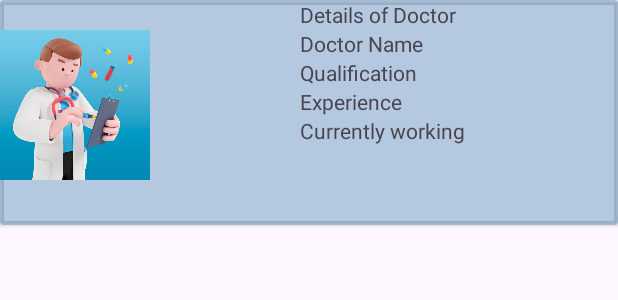
After one commit to Taniya570/MedEase, an Android app: the layout fragment_doctordetail.xml on its own in the app's theme, with its tools: preview values and no code run, on a phone screen of 412 x 824 dp. The commit adds this screen. Shown: the top 300 px of the screen. Run offline under Robolectric (Android 15) with nearby library versions, the light colour scheme and no system bars.

Commit message:
detail
details of doctor

```diff
--- a/app/src/main/java/com/example/medease/fragments/DoctorFragment.kt
+++ b/app/src/main/java/com/example/medease/fragments/DoctorFragment.kt
@@ -7,11 +7,13 @@ import android.view.LayoutInflater
 import android.view.View
 import android.view.ViewGroup
 import android.widget.Toast
+import androidx.navigation.fragment.findNavController
 import androidx.recyclerview.widget.LinearLayoutManager
 import com.example.medease.R
 import com.example.medease.adapters.DoctorAdapter
 import com.example.medease.databinding.FragmentDoctorBinding
 import com.example.medease.models.DoctorModel
+import com.example.medease.models.SpecialisationModel
 import com.google.firebase.Firebase
 import com.google.firebase.auth.auth
 import com.google.firebase.firestore.firestore
@@ -66,4 +68,8 @@ class DoctorFragment : Fragment() {
                 }
             }
     }
+    fun onNextCLick(specialisationModel: SpecialisationModel) {
+        findNavController().navigate(R.id.doctorFragment)
+    }
+
 }
--- a/app/src/main/java/com/example/medease/fragments/SpecialisationFragment.kt
+++ b/app/src/main/java/com/example/medease/fragments/SpecialisationFragment.kt
@@ -28,9 +28,6 @@ class SpecialisationFragment : Fragment(), SpecialisationINterface {
     var auth = Firebase.auth
     lateinit var nameAdapter: NameAdapter
      var nameList = ArrayList<SpecialisationModel>()
-    // TODO: Rename and change types of parameters
-    private var param1: String? = null
-    private var param2: String? = null
 
     override fun onCreate(savedInstanceState: Bundle?) {
         super.onCreate(savedInstanceState)
--- a/app/src/main/res/layout/activity_doctoritem.xml
+++ b/app/src/main/res/layout/activity_doctoritem.xml
@@ -16,7 +16,7 @@
         android:layout_width="match_parent"
         android:layout_height="wrap_content"
         android:textColor="@color/black"
-        android:layout_marginStart="150dp"
+        android:layout_marginStart="80dp"
         android:text="name"
         android:id="@+id/tvDoctorName"
         android:textSize="20sp"/>
--- /dev/null
+++ b/app/src/main/res/layout/fragment_doctordetail.xml
@@ -0,0 +1,82 @@
+<?xml version="1.0" encoding="utf-8"?>
+<LinearLayout xmlns:android="http://schemas.android.com/apk/res/android"
+    xmlns:tools="http://schemas.android.com/tools"
+    android:layout_width="match_parent"
+    android:layout_height="match_parent"
+    android:orientation="vertical"
+    xmlns:app="http://schemas.android.com/apk/res-auto"
+    tools:context=".fragments.DoctordetailFragment">
+   <androidx.cardview.widget.CardView
+       android:layout_width="match_parent"
+       android:layout_height="150dp"
+       app:cardBackgroundColor="#6B4C85B6">
+       <LinearLayout
+           android:layout_width="match_parent"
+           android:layout_height="match_parent"
+           android:orientation="horizontal">
+           <ImageView
+               android:layout_width="100dp"
+               android:layout_height="100dp"
+               android:id="@+id/imgDoc"
+               android:src="@drawable/webdoc"
+               android:layout_marginTop="20dp"/>
+           <LinearLayout
+               android:layout_width="match_parent"
+               android:layout_height="150dp"
+               android:orientation="vertical">
+               <TextView
+                   android:layout_width="wrap_content"
+                   android:layout_height="wrap_content"
+                   android:text="Details of Doctor"
+                   android:layout_marginStart="100dp"
+                   android:id="@+id/tvDetail"/>
+               <TextView
+                   android:layout_width="wrap_content"
+                   android:layout_height="wrap_content"
+                   android:text="Doctor Name"
+                   android:layout_marginStart="100dp"
+                   android:id="@+id/tvName"/>
+               <TextView
+                   android:layout_width="wrap_content"
+                   android:layout_height="wrap_content"
+                   android:text="Qualification"
+                   android:layout_marginStart="100dp"
+                   android:id="@+id/tvQual"/>
+               <TextView
+                   android:layout_width="wrap_content"
+                   android:layout_height="wrap_content"
+                   android:text="Experience"
+                   android:layout_marginStart="100dp"
+                   android:id="@+id/tvExperience"/>
+               <TextView
+                   android:layout_width="wrap_content"
+                   android:layout_height="wrap_content"
+                   android:text="Currently working"
+                   android:layout_marginStart="100dp"
+                   android:id="@+id/tvWork"/>
+
+
+
+
+
+
+
+
+
+           </LinearLayout>
+
+       </LinearLayout>
+
+
+
+
+
+
+
+
+
+   </androidx.cardview.widget.CardView>
+
+
+
+</LinearLayout>
```
Also changed, not shown: app/src/main/java/com/example/medease/activities/DoctorActivity.kt (+14 -1 lines), app/src/main/java/com/example/medease/fragments/DoctordetailFragment.kt (added, +39 -0 lines).
